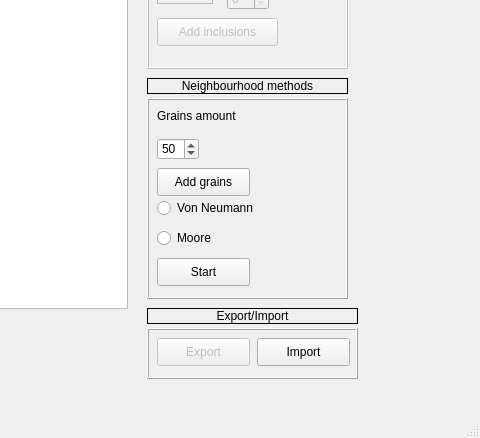
First picture: the form in mainwindow.ui, repository SzymonGamrat/multiscale, before the edit; both pictures show x 963 to 1443 and y 402 to 840 of the 1443 by 840 pixel window.
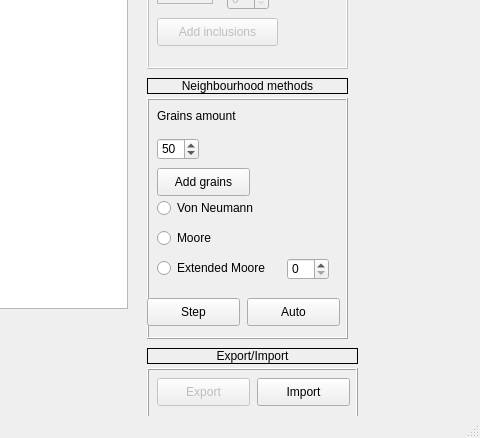
Second picture: the form after the edit.

The edit to the form file:
```diff
--- a/mainwindow.ui
+++ b/mainwindow.ui
@@ -276,7 +276,7 @@
     <property name="geometry">
      <rect>
       <x>1110</x>
-      <y>730</y>
+      <y>770</y>
       <width>211</width>
       <height>51</height>
      </rect>
@@ -321,7 +321,7 @@
     <property name="geometry">
      <rect>
       <x>1110</x>
-      <y>710</y>
+      <y>750</y>
       <width>211</width>
       <height>16</height>
      </rect>
@@ -342,7 +342,7 @@
       <x>1110</x>
       <y>500</y>
       <width>201</width>
-      <height>201</height>
+      <height>241</height>
      </rect>
     </property>
     <property name="frameShape">
@@ -380,14 +380,14 @@
     <widget class="QPushButton" name="pushButton_4">
      <property name="geometry">
       <rect>
-       <x>10</x>
-       <y>160</y>
+       <x>0</x>
+       <y>200</y>
        <width>93</width>
        <height>28</height>
       </rect>
      </property>
      <property name="text">
-      <string>Start</string>
+      <string>Step</string>
      </property>
     </widget>
     <widget class="QPushButton" name="pushButton_2">
@@ -432,6 +432,45 @@
       <string>Grains amount</string>
      </property>
     </widget>
+    <widget class="QPushButton" name="pushButton_3">
+     <property name="geometry">
+      <rect>
+       <x>100</x>
+       <y>200</y>
+       <width>93</width>
+       <height>28</height>
+      </rect>
+     </property>
+     <property name="text">
+      <string>Auto</string>
+     </property>
+    </widget>
+    <widget class="QRadioButton" name="radioButton_5">
+     <property name="geometry">
+      <rect>
+       <x>10</x>
+       <y>160</y>
+       <width>121</width>
+       <height>20</height>
+      </rect>
+     </property>
+     <property name="text">
+      <string>Extended Moore</string>
+     </property>
+    </widget>
+    <widget class="QSpinBox" name="spinBox_3">
+     <property name="geometry">
+      <rect>
+       <x>140</x>
+       <y>160</y>
+       <width>42</width>
+       <height>22</height>
+      </rect>
+     </property>
+     <property name="value">
+      <number>0</number>
+     </property>
+    </widget>
    </widget>
    <widget class="QLabel" name="label_4">
     <property name="geometry">
```
